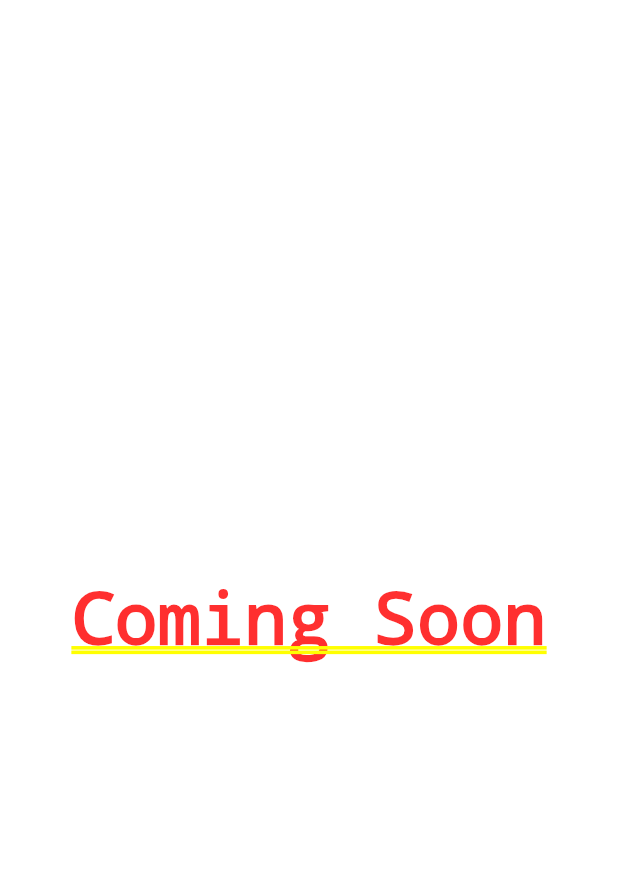
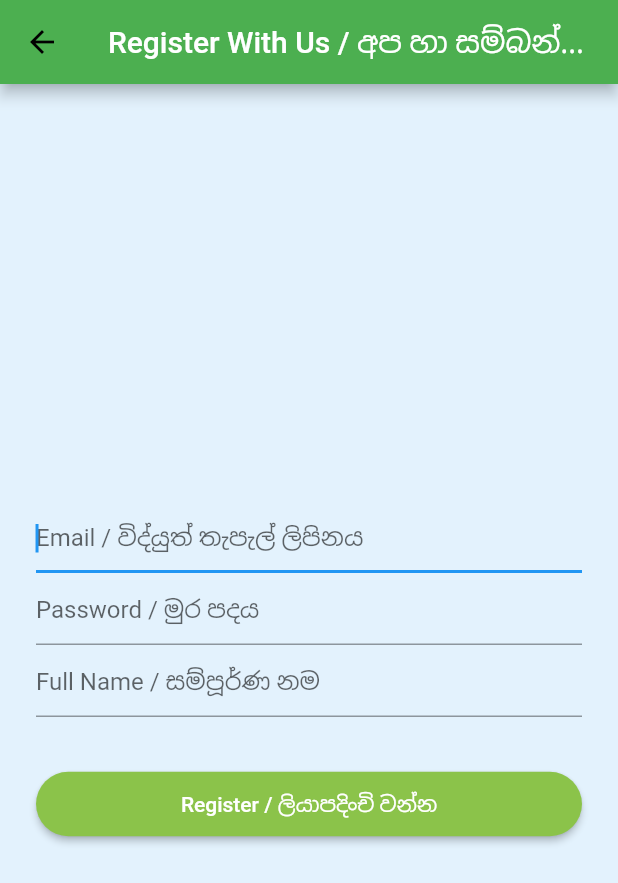
Before and after one commit to xwpdev/flutter-contactly, a Flutter app: the screen it shows after launch, after a tap on "Register / ලියාපදිංචි වන්න", on a phone screen of 412 x 824 dp. Shown: the top 883 px of the screen. Run offline on Flutter 3.47's test engine with Material 2 defaults, Android fonts, the phone set to English and light mode, and no system bars; our stand-ins replace shared_preferences.

Commit message:
updated ui and colors

```diff
--- a/lib/add_new_page.dart
+++ b/lib/add_new_page.dart
@@ -140,7 +140,8 @@ class _AddNewPageState extends State {
     return Scaffold(
       key: scaffoldKey,
       appBar: AppBar(
-        title: Text(addNewTitleText),
+        title: Text(addNewTitleText, style: TextStyle(color: appBarTextColor)),
+        backgroundColor: appBarColor,
       ),
       body: Form(
         key: _addVoterFormKey,
--- a/lib/constants.dart
+++ b/lib/constants.dart
@@ -1,7 +1,9 @@
 import 'package:flutter/material.dart';
 
 // Colors
-Color appBgColor = Colors.white;
+Color appBgColor = Colors.blue[50];
+Color appBarColor = Colors.green;
+Color appBarTextColor = Colors.white;
 Color appBtnDefaultColor = Colors.lightGreen;
 Color appBtnSecondColor = Colors.grey;
 
@@ -9,6 +11,7 @@ Color appBtnSecondColor = Colors.grey;
 const appTitle = "Voter Register";
 const usernameHintText = "Email / විද්යුත් තැපැල් ලිපිනය";
 const passwordHintText = "Password / මුර පදය ";
+const fullNameHintText = "Full Name / සම්පූර්ණ නම ";
 const loginButtonText = "Login / ඇතුල් වන්න";
 const registerButtonText = "Register / ලියාපදිංචි වන්න";
 const registerSuccessText = "Registration Success / ලියාපදිංචිය සාර්ථකයි";
@@ -16,6 +19,7 @@ const registerSuccessButtonText = "Continue / ඉදිරියට යමු";
 const addNewEntryText = "Add New Entry / අලුතින් එකතු කරන්න";
 const homepageTitleText = "Welcome / සාදරයෙන් පිළිගනිමු";
 const addNewTitleText = "Add New Voter / නව ඡන්ද දායකයෙක්";
+const registerWithUsText = "Register With Us / අප හා සම්බන්ධ වන්න";
 
 const voterRegFirstName = "First Name / මුල් නම";
 const voterRegLastName = "Last Name / වාසගම";
--- a/lib/home_page.dart
+++ b/lib/home_page.dart
@@ -19,7 +19,9 @@ class _HomePageState extends State<HomePage> {
     return Scaffold(
       backgroundColor: appBgColor,
       appBar: AppBar(
-        title: Text(homepageTitleText),
+        title:
+            Text(homepageTitleText, style: TextStyle(color: appBarTextColor)),
+        backgroundColor: appBarColor,
       ),
       body: Container(
         child: ListView(
--- /dev/null
+++ b/lib/models/user.dart
@@ -0,0 +1,5 @@
+class User {
+  String username;
+  String password;
+  String fullName;
+}
--- a/lib/register_page.dart
+++ b/lib/register_page.dart
@@ -1,10 +1,85 @@
 import 'package:flutter/material.dart';
 
+import 'constants.dart';
+
 class RegisterPage extends StatelessWidget {
+  final _userNameInputController = TextEditingController();
+  final _passwordInputController = TextEditingController();
+  final _fullNameInputController = TextEditingController();
+
   @override
   Widget build(BuildContext context) {
-    return Center(
-      child: Text('Coming Soon'),
+    final username = TextFormField(
+      controller: _userNameInputController,
+      keyboardType: TextInputType.text,
+      autofocus: true,
+      decoration: InputDecoration(
+        hintText: usernameHintText,
+      ),
+      style: TextStyle(
+        color: Colors.black,
+      ),
+    );
+
+    final password = TextFormField(
+      obscureText: true,
+      controller: _passwordInputController,
+      keyboardType: TextInputType.text,
+      decoration: InputDecoration(
+        hintText: passwordHintText,
+      ),
+      style: TextStyle(
+        color: Colors.black,
+      ),
+    );
+
+    final fullName = TextFormField(
+      controller: _fullNameInputController,
+      keyboardType: TextInputType.text,
+      decoration: InputDecoration(
+        hintText: fullNameHintText,
+      ),
+      style: TextStyle(
+        color: Colors.black,
+      ),
+    );
+
+    final registerButton = Padding(
+      padding: EdgeInsets.symmetric(vertical: 10.0),
+      child: RaisedButton(
+        shape: RoundedRectangleBorder(
+          borderRadius: BorderRadius.circular(24),
+        ),
+        onPressed: () {
+          Navigator.of(context).pushNamed(registerSuccessTag);
+        },
+        padding: EdgeInsets.all(12),
+        color: appBtnDefaultColor,
+        child: Text(registerButtonText, style: TextStyle(color: Colors.white)),
+      ),
+    );
+
+    return Scaffold(
+      backgroundColor: appBgColor,
+      appBar: AppBar(
+        title:
+            Text(registerWithUsText, style: TextStyle(color: appBarTextColor)),
+        backgroundColor: appBarColor,
+      ),
+      body: Center(
+        child: ListView(
+          shrinkWrap: true,
+          padding: EdgeInsets.only(left: 24.0, right: 24.0),
+          children: <Widget>[
+            SizedBox(height: buttonHeight),
+            username,
+            password,
+            fullName,
+            SizedBox(height: buttonHeight),
+            registerButton
+          ],
+        ),
+      ),
     );
   }
 }
```
